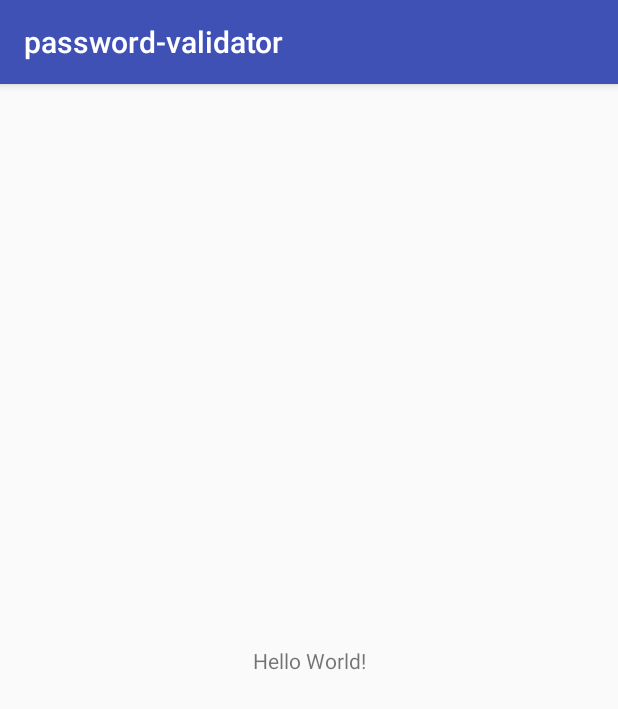
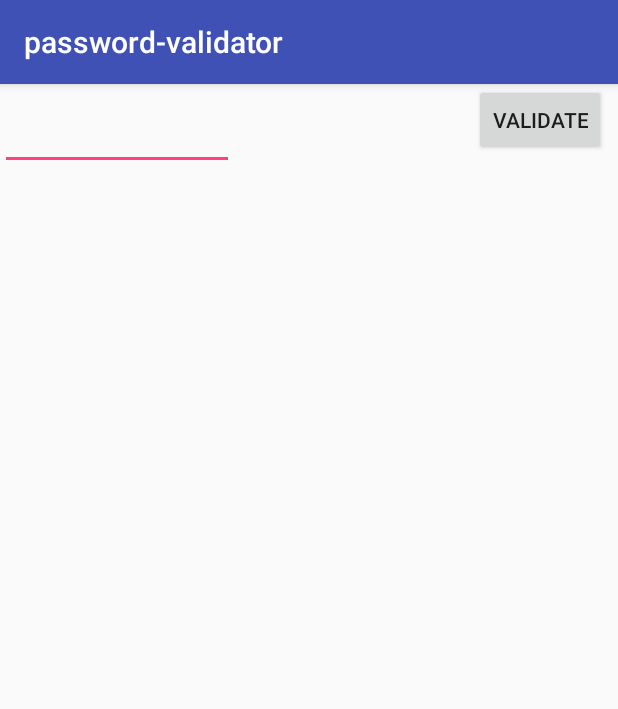
Before and after one commit to JayParsons/password-validator, an Android app: the screen it shows after launch (MainActivity), on a phone screen of 412 x 824 dp. Shown: the top 709 px of the screen. Run offline under Robolectric (Android 15) with nearby library versions, the phone set to English and light mode, and no system bars.

Commit message:
Created a UI that allows a password to be entered. After the validate button is clicked, the UI will tell you whether the password is valid.

```diff
--- a/app/src/main/java/assignment2/password_validator/MainActivity.java
+++ b/app/src/main/java/assignment2/password_validator/MainActivity.java
@@ -2,16 +2,34 @@ package assignment2.password_validator;
 
 import android.support.v7.app.AppCompatActivity;
 import android.os.Bundle;
+import android.content.Intent;
+import android.view.View;
+import android.widget.EditText;
+import android.widget.TextView;
+
 
 public class MainActivity extends AppCompatActivity {
+    public static final String MESSAGE = "";
 
     @Override
     protected void onCreate(Bundle savedInstanceState) {
         super.onCreate(savedInstanceState);
         setContentView(R.layout.activity_main);
 
-        String password = "testString";
-        validate(password);
+        Intent intent = getIntent();
+    }
+
+
+    public void sendMessage(View view) {
+        Intent intent = new Intent(this, MainActivity.class);
+        EditText editText = (EditText) findViewById(R.id.editText2);
+        String message = editText.getText().toString();
+
+        final TextView textView = (TextView) findViewById(R.id.helloText);
+        if (validate(message))
+            textView.setText("The password is valid!");
+        else
+            textView.setText("The password is not valid!");
     }
 
     public static boolean validate(String p) {
--- a/app/src/main/res/layout/activity_main.xml
+++ b/app/src/main/res/layout/activity_main.xml
@@ -9,10 +9,31 @@
     <TextView
         android:layout_width="wrap_content"
         android:layout_height="wrap_content"
-        android:text="Hello World!"
+        android:text=""
+        android:id="@+id/helloText"
         app:layout_constraintBottom_toBottomOf="parent"
         app:layout_constraintLeft_toLeftOf="parent"
         app:layout_constraintRight_toRightOf="parent"
         app:layout_constraintTop_toTopOf="parent" />
 
+    <EditText
+        android:id="@+id/editText2"
+        android:layout_width="156dp"
+        android:layout_height="68dp"
+        android:ems="10"
+        android:inputType="textPersonName"
+        android:text=""
+        tools:layout_editor_absoluteX="3dp"
+        app:layout_constraintBaseline_toBaselineOf="@+id/button" />
+
+    <Button
+        android:id="@+id/button"
+        android:layout_width="wrap_content"
+        android:layout_height="wrap_content"
+        android:layout_marginRight="8dp"
+        android:onClick="sendMessage"
+        android:text="Validate"
+        app:layout_constraintRight_toRightOf="parent"
+        tools:layout_editor_absoluteY="2dp" />
+
 </android.support.constraint.ConstraintLayout>
```
Also changed, not shown: 1 other file.
